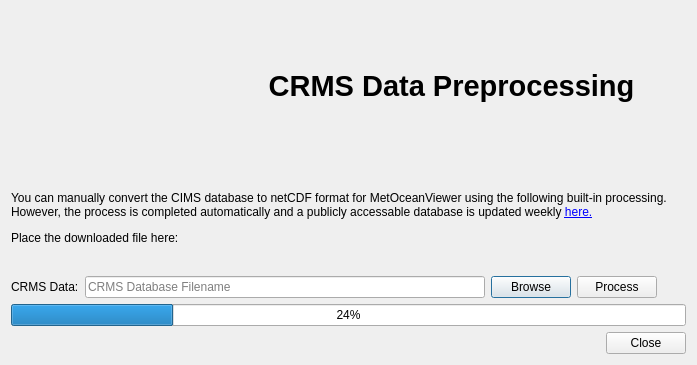
This is MetOceanViewer/ui/crmsdialog.ui in zcobell/MetOceanViewer as Qt 5 draws it before an edit. The edited form follows.
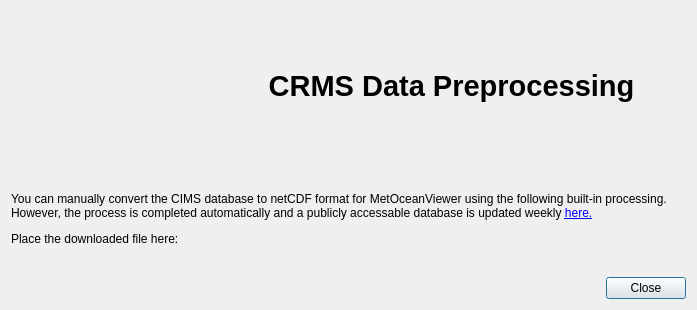
This is the edited form. Icons and pictures are not drawn.

Commit message: Starting to add a dedicated (Qt-less) command line interface

The edit to the form file:
```diff
--- a/MetOceanViewer/ui/crmsdialog.ui
+++ b/MetOceanViewer/ui/crmsdialog.ui
@@ -7,7 +7,7 @@
     <x>0</x>
     <y>0</y>
     <width>697</width>
-    <height>365</height>
+    <height>310</height>
    </rect>
   </property>
   <property name="windowTitle">
@@ -82,73 +82,6 @@
      </property>
     </widget>
    </item>
-   <item>
-    <layout class="QHBoxLayout" name="horizontalLayout">
-     <item>
-      <widget class="QLabel" name="label_file">
-       <property name="text">
-        <string>CRMS Data:</string>
-       </property>
-      </widget>
-     </item>
-     <item>
-      <widget class="QLineEdit" name="text_filename">
-       <property name="minimumSize">
-        <size>
-         <width>400</width>
-         <height>0</height>
-        </size>
-       </property>
-       <property name="dragEnabled">
-        <bool>false</bool>
-       </property>
-       <property name="readOnly">
-        <bool>true</bool>
-       </property>
-       <property name="placeholderText">
-        <string>CRMS Database Filename</string>
-       </property>
-       <property name="clearButtonEnabled">
-        <bool>false</bool>
-       </property>
-      </widget>
-     </item>
-     <item>
-      <widget class="QPushButton" name="button_browse">
-       <property name="text">
-        <string>Browse</string>
-       </property>
-      </widget>
-     </item>
-     <item>
-      <widget class="QPushButton" name="button_process">
-       <property name="text">
-        <string>Process</string>
-       </property>
-      </widget>
-     </item>
-     <item>
-      <spacer name="horizontalSpacer">
-       <property name="orientation">
-        <enum>Qt::Horizontal</enum>
-       </property>
-       <property name="sizeHint" stdset="0">
-        <size>
-         <width>40</width>
-         <height>20</height>
-        </size>
-       </property>
-      </spacer>
-     </item>
-    </layout>
-   </item>
-   <item>
-    <widget class="QProgressBar" name="progressbar">
-     <property name="value">
-      <number>24</number>
-     </property>
-    </widget>
-   </item>
    <item>
     <widget class="QDialogButtonBox" name="button_close">
      <property name="orientation">
```
The commit also changes 17 other files.
